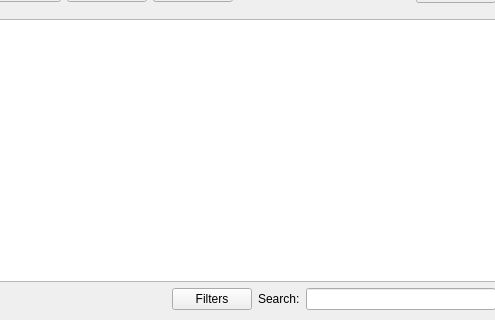
First picture: the form in src/PAW_GUI/main_paw_widget.ui, repository CapitanMurasa/PerfectAudioWorks, before the edit; both pictures show x 105 to 600 and y 330 to 650 of the 600 by 650 pixel window.
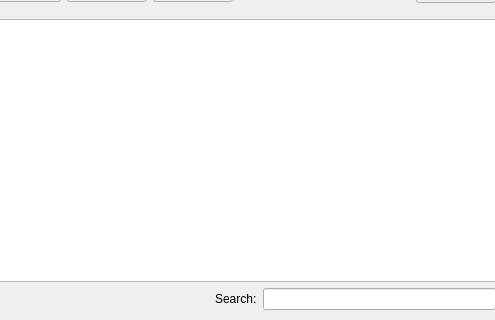
Second picture: the form after the edit. Custom widgets are drawn as their Qt base class.

What changed in the file:
```diff
--- a/src/PAW_GUI/main_paw_widget.ui
+++ b/src/PAW_GUI/main_paw_widget.ui
@@ -317,13 +317,6 @@
          </property>
         </spacer>
        </item>
-       <item>
-        <widget class="QPushButton" name="pushButton">
-         <property name="text">
-          <string>Filters</string>
-         </property>
-        </widget>
-       </item>
        <item>
         <widget class="QLabel" name="label_5">
          <property name="text">
```
